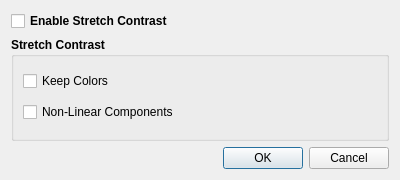
First picture: the form in SIMP/dialog_stretch_contrast.ui, repository iiSM4u/iiSM-SW_public, before the edit.
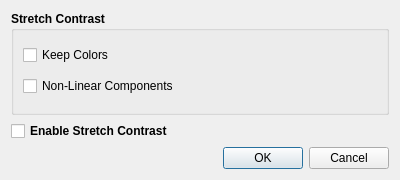
Second picture: the form after the edit.

The edit to the form file:
```diff
--- a/SIMP/dialog_stretch_contrast.ui
+++ b/SIMP/dialog_stretch_contrast.ui
@@ -26,18 +26,6 @@
    <string>Stretch Contrast</string>
   </property>
   <layout class="QVBoxLayout" name="verticalLayout">
-   <item>
-    <widget class="QCheckBox" name="chkStretchContrast">
-     <property name="font">
-      <font>
-       <bold>true</bold>
-      </font>
-     </property>
-     <property name="text">
-      <string>Enable Stretch Contrast</string>
-     </property>
-    </widget>
-   </item>
    <item>
     <widget class="QGroupBox" name="groupBox">
      <property name="font">
@@ -76,6 +64,18 @@
      </layout>
     </widget>
    </item>
+   <item>
+    <widget class="QCheckBox" name="chkStretchContrast">
+     <property name="font">
+      <font>
+       <bold>true</bold>
+      </font>
+     </property>
+     <property name="text">
+      <string>Enable Stretch Contrast</string>
+     </property>
+    </widget>
+   </item>
    <item>
     <widget class="QDialogButtonBox" name="buttonBox">
      <property name="orientation">
```
